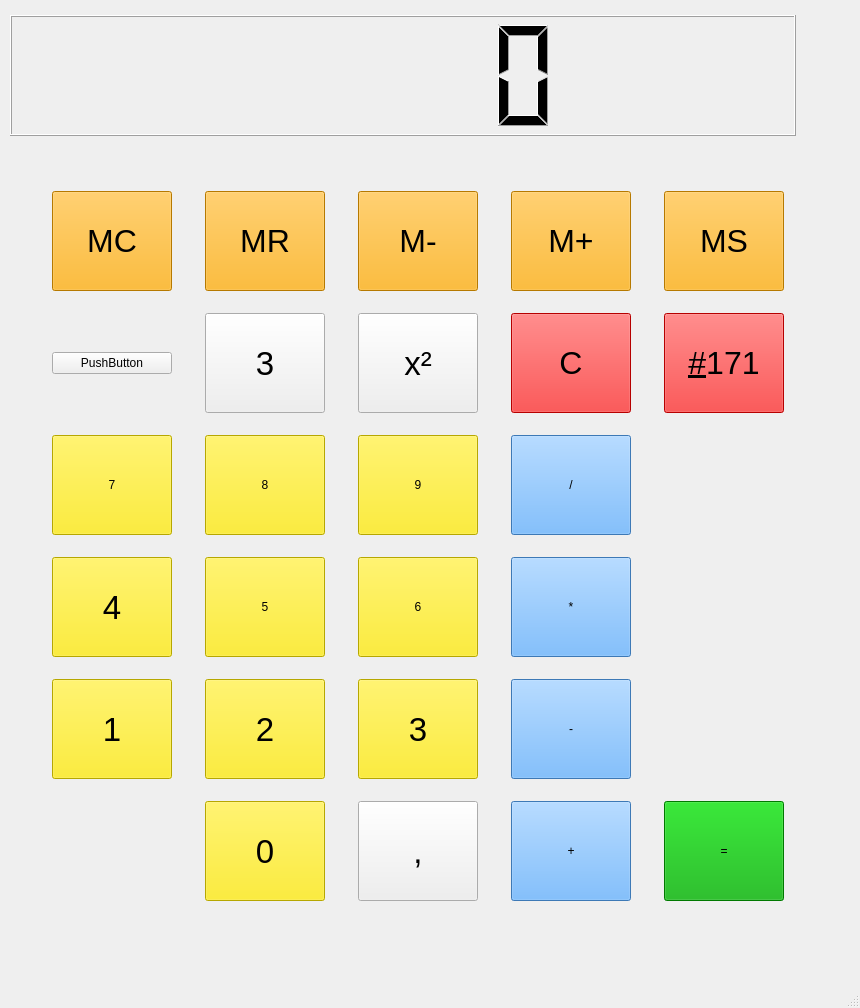
The window that MainWindow.ui (Beziu/Calculator) describes before a commit, drawn with Qt 5.
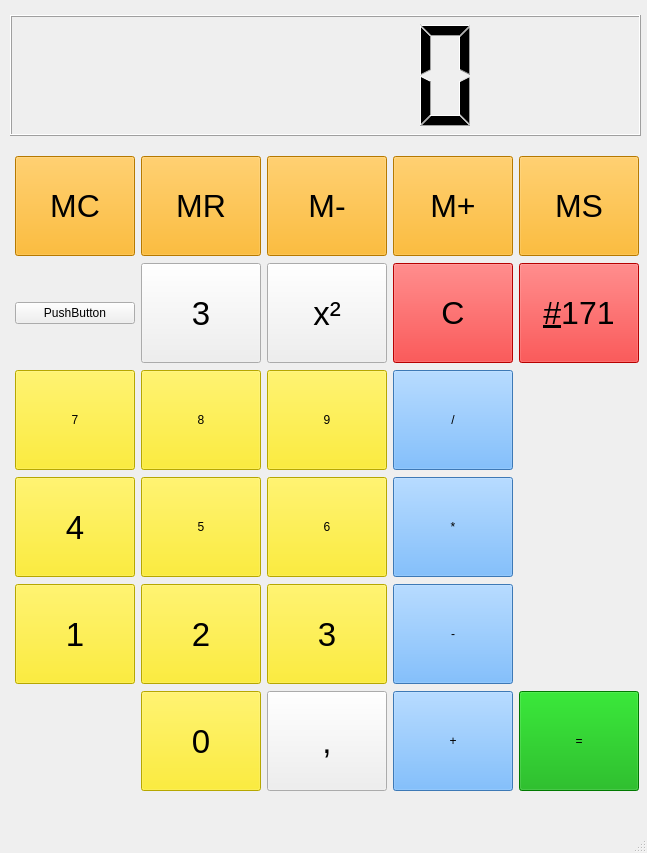
The same window after the commit.

Commit message: Small changes in btn view

The edit to the form file:
```diff
--- a/MainWindow.ui
+++ b/MainWindow.ui
@@ -6,8 +6,8 @@
    <rect>
     <x>0</x>
     <y>0</y>
-    <width>860</width>
-    <height>1008</height>
+    <width>647</width>
+    <height>853</height>
    </rect>
   </property>
   <property name="windowTitle">
@@ -19,7 +19,7 @@
      <rect>
       <x>10</x>
       <y>15</y>
-      <width>786</width>
+      <width>631</width>
       <height>121</height>
      </rect>
     </property>
@@ -27,10 +27,10 @@
    <widget class="QWidget" name="gridLayoutWidget">
     <property name="geometry">
      <rect>
-      <x>25</x>
-      <y>175</y>
-      <width>786</width>
-      <height>746</height>
+      <x>15</x>
+      <y>155</y>
+      <width>626</width>
+      <height>641</height>
      </rect>
     </property>
     <layout class="QGridLayout" name="gridLayout">
```
Left out of the diff: 6 changed lines with no effect on the pictures. The commit also changes 1 other file.
